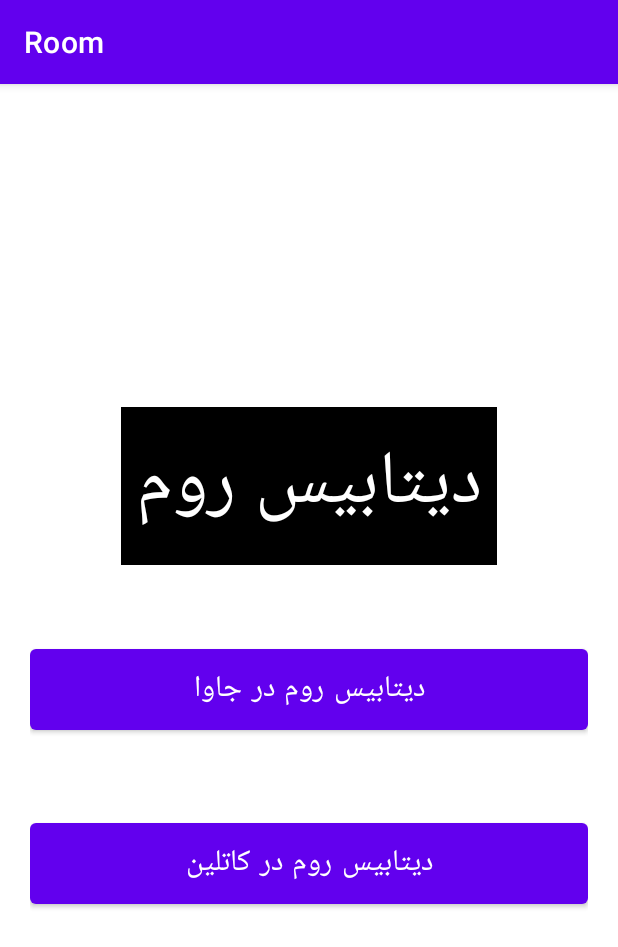
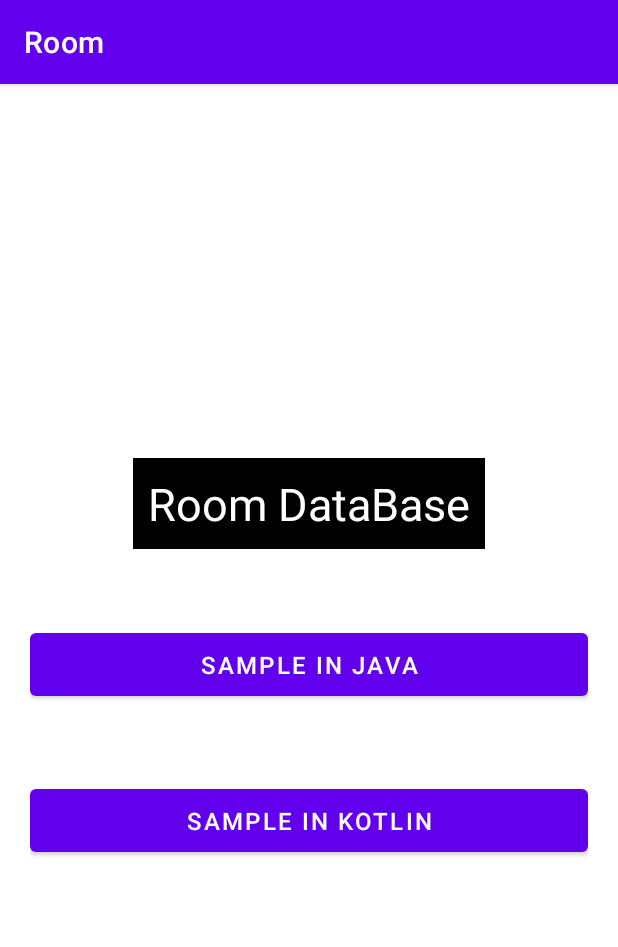
Before and after one commit to arashaltafi/Room, an Android app: the screen it shows after launch (MainActivity), on a phone screen of 412 x 824 dp. Shown: the top 947 px of the screen. Run offline under Robolectric (Android 15) with nearby library versions, the phone set to English and light mode, and no system bars.

Commit message:
Commit Clean

```diff
--- a/app/src/main/AndroidManifest.xml
+++ b/app/src/main/AndroidManifest.xml
@@ -10,11 +10,11 @@
         android:supportsRtl="true"
         android:theme="@style/Theme.Room">
         <activity
-            android:exported="true"
-            android:name=".kotlin.kotlin_main"/>
+            android:name=".kotlin.kotlin_main"
+            android:exported="true" />
         <activity
             android:name=".java.java_main"
-            android:exported="true"/>
+            android:exported="true" />
         <activity
             android:name=".MainActivity"
             android:exported="true">
--- a/app/src/main/java/com/arash/altafi/room/MainActivity.java
+++ b/app/src/main/java/com/arash/altafi/room/MainActivity.java
@@ -12,7 +12,7 @@ import com.google.android.material.button.MaterialButton;
 
 public class MainActivity extends AppCompatActivity {
 
-    MaterialButton btn_java , btn_kotlin;
+    MaterialButton btn_java, btn_kotlin;
 
     @Override
     protected void onCreate(Bundle savedInstanceState) {
@@ -24,13 +24,13 @@ public class MainActivity extends AppCompatActivity {
     }
 
     private void FindView() {
-        btn_java = findViewById(R.id.btn_java);
-        btn_kotlin = findViewById(R.id.btn_kotlin);
+        btn_java = findViewById(R.id.btnJava);
+        btn_kotlin = findViewById(R.id.btnKotlin);
     }
 
     private void Listener() {
-        btn_java.setOnClickListener(view -> startActivity(new Intent(MainActivity.this , java_main.class)));
-        btn_kotlin.setOnClickListener(view -> startActivity(new Intent(MainActivity.this , kotlin_main.class)));
+        btn_java.setOnClickListener(view -> startActivity(new Intent(MainActivity.this, java_main.class)));
+        btn_kotlin.setOnClickListener(view -> startActivity(new Intent(MainActivity.this, kotlin_main.class)));
     }
 
 }
--- a/app/src/main/res/layout/activity_main.xml
+++ b/app/src/main/res/layout/activity_main.xml
@@ -1,41 +1,39 @@
 <?xml version="1.0" encoding="utf-8"?>
-<LinearLayout
-    android:gravity="center"
-    android:layout_gravity="center"
-    android:padding="20dp"
-    android:orientation="vertical"
-    xmlns:android="http://schemas.android.com/apk/res/android"
-    xmlns:app="http://schemas.android.com/apk/res-auto"
+<LinearLayout xmlns:android="http://schemas.android.com/apk/res/android"
     xmlns:tools="http://schemas.android.com/tools"
     android:layout_width="match_parent"
     android:layout_height="match_parent"
+    android:layout_gravity="center"
+    android:gravity="center"
+    android:orientation="vertical"
+    android:padding="20dp"
     tools:context=".MainActivity">
 
     <TextView
+        android:layout_width="wrap_content"
+        android:layout_height="wrap_content"
+        android:background="@color/black"
         android:padding="10dp"
-        android:background="@color/black"
+        android:text="Room DataBase"
         android:textColor="@color/white"
-        android:textSize="50sp"
-        android:text="دیتابیس روم"
-        android:layout_width="wrap_content"
-        android:layout_height="wrap_content"/>
+        android:textSize="30sp" />
 
     <com.google.android.material.button.MaterialButton
-        android:paddingVertical="10dp"
-        android:textSize="20sp"
-        android:layout_marginTop="50dp"
+        android:id="@+id/btnJava"
         android:layout_width="match_parent"
         android:layout_height="wrap_content"
-        android:text="دیتابیس روم در جاوا"
-        android:id="@+id/btn_java"/>
+        android:layout_marginTop="50dp"
+        android:paddingVertical="10dp"
+        android:text="Sample in Java"
+        android:textSize="16sp" />
 
     <com.google.android.material.button.MaterialButton
-        android:paddingVertical="10dp"
-        android:textSize="20sp"
-        android:layout_marginTop="50dp"
+        android:id="@+id/btnKotlin"
         android:layout_width="match_parent"
         android:layout_height="wrap_content"
-        android:text="دیتابیس روم در کاتلین"
-        android:id="@+id/btn_kotlin"/>
+        android:layout_marginTop="50dp"
+        android:paddingVertical="10dp"
+        android:text="Sample in Kotlin"
+        android:textSize="16sp" />
 
 </LinearLayout>
```
